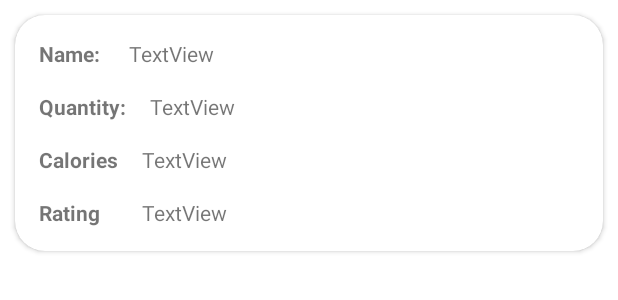
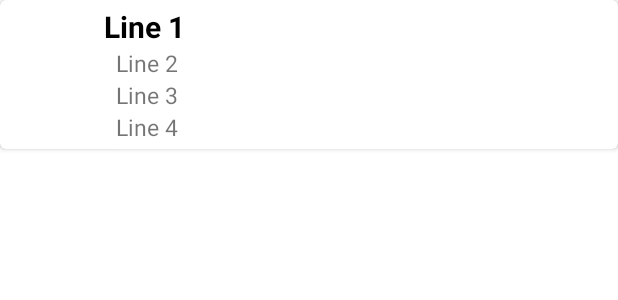
Before and after one commit to andreib99/MSA_Project, an Android app: the layout activity_single_food.xml on its own in the app's theme, with its tools: preview values and no code run, on a phone screen of 412 x 824 dp. Shown: the top 300 px of the screen. Run offline under Robolectric (Android 15) with nearby library versions, the phone set to English and light mode, and no system bars.

Commit message:
Improved FE for food list

```diff
--- a/app/src/main/java/com/fitboys/nutrimax/FoodListActivity.kt
+++ b/app/src/main/java/com/fitboys/nutrimax/FoodListActivity.kt
@@ -25,6 +25,7 @@ import android.view.LayoutInflater
 import android.view.View
 
 import android.view.ViewGroup
+import android.widget.EditText
 import android.widget.TextView
 
 import com.firebase.ui.firestore.FirestoreRecyclerAdapter
@@ -42,7 +43,6 @@ class FoodListActivity : AppCompatActivity() {
     override fun onCreate(savedInstanceState: Bundle?) {
         super.onCreate(savedInstanceState)
         setContentView(R.layout.activity_food_list)
-
         firebaseStore = FirebaseStorage.getInstance()
         storageReference = FirebaseStorage.getInstance().reference
 
--- a/app/src/main/res/layout/activity_food_list.xml
+++ b/app/src/main/res/layout/activity_food_list.xml
@@ -1,6 +1,5 @@
 <?xml version="1.0" encoding="utf-8"?>
-<androidx.constraintlayout.widget.ConstraintLayout
-    xmlns:android="http://schemas.android.com/apk/res/android"
+<androidx.constraintlayout.widget.ConstraintLayout xmlns:android="http://schemas.android.com/apk/res/android"
     xmlns:app="http://schemas.android.com/apk/res-auto"
     xmlns:tools="http://schemas.android.com/tools"
     android:layout_width="match_parent"
@@ -9,8 +8,11 @@
 
     <androidx.recyclerview.widget.RecyclerView
         android:id="@+id/recycler"
-        android:layout_width="match_parent"
-        android:layout_height="match_parent"
-        android:background="#65E4A6"/>
+        android:layout_width="0dp"
+        android:layout_height="0dp"
+        app:layout_constraintBottom_toBottomOf="parent"
+        app:layout_constraintEnd_toEndOf="parent"
+        app:layout_constraintStart_toStartOf="parent"
+        app:layout_constraintTop_toTopOf="parent" />
 
 </androidx.constraintlayout.widget.ConstraintLayout>
--- a/app/src/main/res/layout/activity_single_food.xml
+++ b/app/src/main/res/layout/activity_single_food.xml
@@ -2,147 +2,218 @@
 <androidx.cardview.widget.CardView
     xmlns:android="http://schemas.android.com/apk/res/android"
     xmlns:app="http://schemas.android.com/apk/res-auto"
-    xmlns:tools="http://schemas.android.com/tools"
-    android:id="@+id/card_view"
+    android:orientation="vertical"
     android:layout_width="match_parent"
     android:layout_height="wrap_content"
-    android:layout_marginHorizontal="10dp"
-    android:layout_marginTop="10dp"
-    android:layout_marginBottom="20dp"
-    android:scrollbars="vertical"
-    app:cardCornerRadius="20dp">
-
-
-    <androidx.constraintlayout.widget.ConstraintLayout
+    android:layout_marginBottom="4dp"
+    app:cardCornerRadius="4dp">
+    <RelativeLayout
         android:layout_width="match_parent"
-        android:layout_height="match_parent">
-
+        android:layout_height="match_parent"
+        android:layout_margin="4dp">
         <ImageView
             android:id="@+id/FoodImage"
-            android:layout_width="0dp"
-            android:layout_height="wrap_content"
-            app:layout_constraintBottom_toBottomOf="parent"
-            app:layout_constraintEnd_toEndOf="parent"
-            app:layout_constraintStart_toStartOf="parent"
-            app:layout_constraintTop_toBottomOf="parent"
-            app:layout_constraintVertical_bias="0.0" />
-
+            android:layout_width="65dp"
+            android:layout_height="65dp"
+            android:padding="2dp" />
         <TextView
-            android:id="@+id/textView1"
+            android:id="@+id/name"
             android:layout_width="wrap_content"
             android:layout_height="wrap_content"
-            android:layout_marginStart="16dp"
-            android:layout_marginTop="16dp"
-            android:text="Name: "
-            android:textStyle="bold"
-            app:layout_constraintStart_toStartOf="parent"
-            app:layout_constraintTop_toTopOf="parent" />
-
+            android:layout_alignParentTop="true"
+            android:layout_toEndOf="@+id/FoodImage"
+            android:text="Line 1"
+            android:textColor="@android:color/black"
+            android:textSize="20sp"
+            android:textStyle="bold" />
         <TextView
-            android:id="@+id/name"
-            android:layout_width="0dp"
-            android:layout_height="wrap_content"
-            android:layout_marginStart="16dp"
-            android:layout_marginTop="16dp"
-            android:layout_marginEnd="16dp"
-            android:text="TextView"
-            app:layout_constraintEnd_toEndOf="parent"
-            app:layout_constraintStart_toEndOf="@+id/textView1"
-            app:layout_constraintTop_toTopOf="parent" />
-
-        <TextView
-            android:id="@+id/textView2"
+            android:id="@+id/quantity"
             android:layout_width="wrap_content"
             android:layout_height="wrap_content"
-            android:layout_marginStart="16dp"
-            android:layout_marginTop="16dp"
-            android:text="Quantity:"
-            android:textStyle="bold"
-            app:layout_constraintStart_toStartOf="parent"
-            app:layout_constraintTop_toBottomOf="@+id/textView1" />
-
+            android:layout_below="@+id/name"
+            android:layout_marginStart="8dp"
+            android:layout_toEndOf="@+id/FoodImage"
+            android:text="Line 2"
+            android:textSize="15sp" />
         <TextView
-            android:id="@+id/quantity"
-            android:layout_width="0dp"
-            android:layout_height="wrap_content"
-            android:layout_marginStart="16dp"
-            android:layout_marginTop="16dp"
-            android:layout_marginEnd="16dp"
-            android:text="TextView"
-            app:layout_constraintEnd_toEndOf="parent"
-            app:layout_constraintStart_toEndOf="@+id/textView2"
-            app:layout_constraintTop_toBottomOf="@+id/name" />
-
-        <TextView
-            android:id="@+id/textView3"
+            android:id="@+id/calories"
             android:layout_width="wrap_content"
             android:layout_height="wrap_content"
-            android:layout_marginStart="16dp"
-            android:layout_marginTop="16dp"
-            android:layout_marginBottom="16dp"
-            android:text="Calories"
-            android:textStyle="bold"
-            app:layout_constraintBottom_toBottomOf="parent"
-            app:layout_constraintStart_toStartOf="parent"
-            app:layout_constraintTop_toBottomOf="@+id/textView1" />
-
+            android:layout_below="@+id/quantity"
+            android:layout_marginStart="8dp"
+            android:layout_toEndOf="@+id/FoodImage"
+            android:text="Line 3"
+            android:textSize="15sp" />
         <TextView
-            android:id="@+id/calories"
-            android:layout_width="0dp"
-            android:layout_height="wrap_content"
-            android:layout_marginStart="16dp"
-            android:layout_marginTop="16dp"
-            android:layout_marginEnd="16dp"
-            android:layout_marginBottom="16dp"
-            android:text="TextView"
-            app:layout_constraintBottom_toBottomOf="parent"
-            app:layout_constraintEnd_toEndOf="parent"
-            app:layout_constraintStart_toEndOf="@+id/textView3"
-            app:layout_constraintTop_toBottomOf="@+id/name" />
-
-        <TextView
-            android:id="@+id/textView4"
+            android:id="@+id/rating"
             android:layout_width="wrap_content"
             android:layout_height="wrap_content"
-            android:layout_marginStart="16dp"
-            android:layout_marginTop="16dp"
-            android:layout_marginBottom="16dp"
-            android:text="Rating"
-            android:textStyle="bold"
-            app:layout_constraintBottom_toBottomOf="parent"
-            app:layout_constraintStart_toStartOf="parent"
-            app:layout_constraintTop_toBottomOf="@+id/textView3" />
-
-        <TextView
-            android:id="@+id/rating"
-            android:layout_width="0dp"
-            android:layout_height="wrap_content"
-            android:layout_marginStart="16dp"
-            android:layout_marginTop="16dp"
-            android:layout_marginEnd="16dp"
-            android:layout_marginBottom="16dp"
-            android:text="TextView"
-            app:layout_constraintBottom_toBottomOf="parent"
-            app:layout_constraintEnd_toEndOf="parent"
-            app:layout_constraintStart_toEndOf="@+id/textView3"
-            app:layout_constraintTop_toBottomOf="@+id/calories" />
+            android:layout_below="@+id/calories"
+            android:layout_marginStart="8dp"
+            android:layout_toEndOf="@+id/FoodImage"
+            android:text="Line 4"
+            android:textSize="15sp" />
 
         <TextView
             android:id="@+id/image"
-            android:layout_width="0dp"
+            android:layout_width="wrap_content"
             android:layout_height="wrap_content"
-            android:layout_marginStart="16dp"
-            android:layout_marginTop="16dp"
-            android:layout_marginEnd="16dp"
-            android:layout_marginBottom="16dp"
+            android:layout_marginStart="8dp"
             android:text="TextView"
-            app:layout_constraintBottom_toBottomOf="parent"
-            app:layout_constraintEnd_toEndOf="parent"
-            app:layout_constraintStart_toEndOf="@+id/textView4"
-            app:layout_constraintTop_toBottomOf="@+id/calories"
             android:visibility="invisible"
-           />
+            android:layout_toEndOf="@+id/FoodImage"
+            android:layout_below="@+id/calories" />
 
 
-    </androidx.constraintlayout.widget.ConstraintLayout>
-</androidx.cardview.widget.CardView>
+                </RelativeLayout>
+            </androidx.cardview.widget.CardView>
+
+
+
+            <!--<androidx.cardview.widget.CardView-->
+<!--    xmlns:android="http://schemas.android.com/apk/res/android"-->
+<!--    xmlns:app="http://schemas.android.com/apk/res-auto"-->
+<!--    xmlns:tools="http://schemas.android.com/tools"-->
+<!--    android:id="@+id/card_view"-->
+<!--    android:layout_width="match_parent"-->
+<!--    android:layout_height="wrap_content"-->
+<!--    android:layout_marginHorizontal="10dp"-->
+<!--    android:layout_marginTop="10dp"-->
+<!--    android:layout_marginBottom="20dp"-->
+<!--    android:scrollbars="vertical"-->
+<!--    app:cardCornerRadius="20dp">-->
+
+
+<!--    <androidx.constraintlayout.widget.ConstraintLayout-->
+<!--        android:layout_width="match_parent"-->
+<!--        android:layout_height="match_parent">-->
+
+<!--        <ImageView-->
+<!--            android:id="@+id/FoodImage"-->
+<!--            android:layout_width="0dp"-->
+<!--            android:layout_height="wrap_content"-->
+<!--            app:layout_constraintBottom_toBottomOf="parent"-->
+<!--            app:layout_constraintEnd_toEndOf="parent"-->
+<!--            app:layout_constraintStart_toStartOf="parent"-->
+<!--            app:layout_constraintTop_toBottomOf="parent"-->
+<!--            app:layout_constraintVertical_bias="0.0" />-->
+
+<!--        <TextView-->
+<!--            android:id="@+id/textView1"-->
+<!--            android:layout_width="wrap_content"-->
+<!--            android:layout_height="wrap_content"-->
+<!--            android:layout_marginStart="16dp"-->
+<!--            android:layout_marginTop="16dp"-->
+<!--            android:text="Name: "-->
+<!--            android:textStyle="bold"-->
+<!--            app:layout_constraintStart_toStartOf="parent"-->
+<!--            app:layout_constraintTop_toTopOf="parent" />-->
+
+<!--        <TextView-->
+<!--            android:id="@+id/name"-->
+<!--            android:layout_width="0dp"-->
+<!--            android:layout_height="wrap_content"-->
+<!--            android:layout_marginStart="16dp"-->
+<!--            android:layout_marginTop="16dp"-->
+<!--            android:layout_marginEnd="16dp"-->
+<!--            android:text="TextView"-->
+<!--            app:layout_constraintEnd_toEndOf="parent"-->
+<!--            app:layout_constraintStart_toEndOf="@+id/textView1"-->
+<!--            app:layout_constraintTop_toTopOf="parent" />-->
+
+<!--        <TextView-->
+<!--            android:id="@+id/textView2"-->
+<!--            android:layout_width="wrap_content"-->
+<!--            android:layout_height="wrap_content"-->
+<!--            android:layout_marginStart="16dp"-->
+<!--            android:layout_marginTop="16dp"-->
+<!--            android:text="Quantity:"-->
+<!--            android:textStyle="bold"-->
+<!--            app:layout_constraintStart_toStartOf="parent"-->
+<!--            app:layout_constraintTop_toBottomOf="@+id/textView1" />-->
+
+<!--        <TextView-->
+<!--            android:id="@+id/quantity"-->
+<!--            android:layout_width="0dp"-->
+<!--            android:layout_height="wrap_content"-->
+<!--            android:layout_marginStart="16dp"-->
+<!--            android:layout_marginTop="16dp"-->
+<!--            android:layout_marginEnd="16dp"-->
+<!--            android:text="TextView"-->
+<!--            app:layout_constraintEnd_toEndOf="parent"-->
+<!--            app:layout_constraintStart_toEndOf="@+id/textView2"-->
+<!--            app:layout_constraintTop_toBottomOf="@+id/name" />-->
+
+<!--        <TextView-->
+<!--            android:id="@+id/textView3"-->
+<!--            android:layout_width="wrap_content"-->
+<!--            android:layout_height="wrap_content"-->
+<!--            android:layout_marginStart="16dp"-->
+<!--            android:layout_marginTop="16dp"-->
+<!--            android:layout_marginBottom="16dp"-->
+<!--            android:text="Calories"-->
+<!--            android:textStyle="bold"-->
+<!--            app:layout_constraintBottom_toBottomOf="parent"-->
+<!--            app:layout_constraintStart_toStartOf="parent"-->
+<!--            app:layout_constraintTop_toBottomOf="@+id/textView1" />-->
+
+<!--        <TextView-->
+<!--            android:id="@+id/calories"-->
+<!--            android:layout_width="0dp"-->
+<!--            android:layout_height="wrap_content"-->
+<!--            android:layout_marginStart="16dp"-->
+<!--            android:layout_marginTop="16dp"-->
+<!--            android:layout_marginEnd="16dp"-->
+<!--            android:layout_marginBottom="16dp"-->
+<!--            android:text="TextView"-->
+<!--            app:layout_constraintBottom_toBottomOf="parent"-->
+<!--            app:layout_constraintEnd_toEndOf="parent"-->
+<!--            app:layout_constraintStart_toEndOf="@+id/textView3"-->
+<!--            app:layout_constraintTop_toBottomOf="@+id/name" />-->
+
+<!--        <TextView-->
+<!--            android:id="@+id/textView4"-->
+<!--            android:layout_width="wrap_content"-->
+<!--            android:layout_height="wrap_content"-->
+<!--            android:layout_marginStart="16dp"-->
+<!--            android:layout_marginTop="16dp"-->
+<!--            android:layout_marginBottom="16dp"-->
+<!--            android:text="Rating"-->
+<!--            android:textStyle="bold"-->
+<!--            app:layout_constraintBottom_toBottomOf="parent"-->
+<!--            app:layout_constraintStart_toStartOf="parent"-->
+<!--            app:layout_constraintTop_toBottomOf="@+id/textView3" />-->
+
+<!--        <TextView-->
+<!--            android:id="@+id/rating"-->
+<!--            android:layout_width="0dp"-->
+<!--            android:layout_height="wrap_content"-->
+<!--            android:layout_marginStart="16dp"-->
+<!--            android:layout_marginTop="16dp"-->
+<!--            android:layout_marginEnd="16dp"-->
+<!--            android:layout_marginBottom="16dp"-->
+<!--            android:text="TextView"-->
+<!--            app:layout_constraintBottom_toBottomOf="parent"-->
+<!--            app:layout_constraintEnd_toEndOf="parent"-->
+<!--            app:layout_constraintStart_toEndOf="@+id/textView3"-->
+<!--            app:layout_constraintTop_toBottomOf="@+id/calories" />-->
+
+<!--        <TextView-->
+<!--            android:id="@+id/image"-->
+<!--            android:layout_width="0dp"-->
+<!--            android:layout_height="wrap_content"-->
+<!--            android:layout_marginStart="16dp"-->
+<!--            android:layout_marginTop="16dp"-->
+<!--            android:layout_marginEnd="16dp"-->
+<!--            android:layout_marginBottom="16dp"-->
+<!--            android:text="TextView"-->
+<!--            app:layout_constraintBottom_toBottomOf="parent"-->
+<!--            app:layout_constraintEnd_toEndOf="parent"-->
+<!--            app:layout_constraintStart_toEndOf="@+id/textView4"-->
+<!--            app:layout_constraintTop_toBottomOf="@+id/calories"-->
+<!--            android:visibility="invisible"-->
+<!--           />-->
+
+
+<!--    </androidx.constraintlayout.widget.ConstraintLayout>-->
+<!--</androidx.cardview.widget.CardView>-->
```
